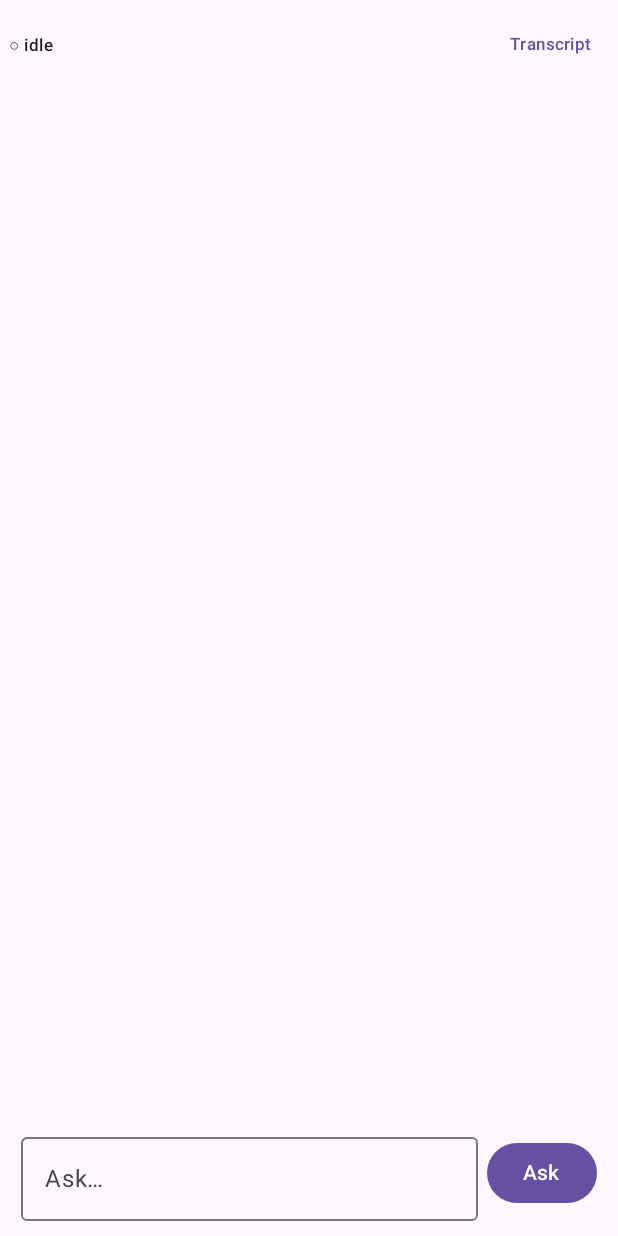
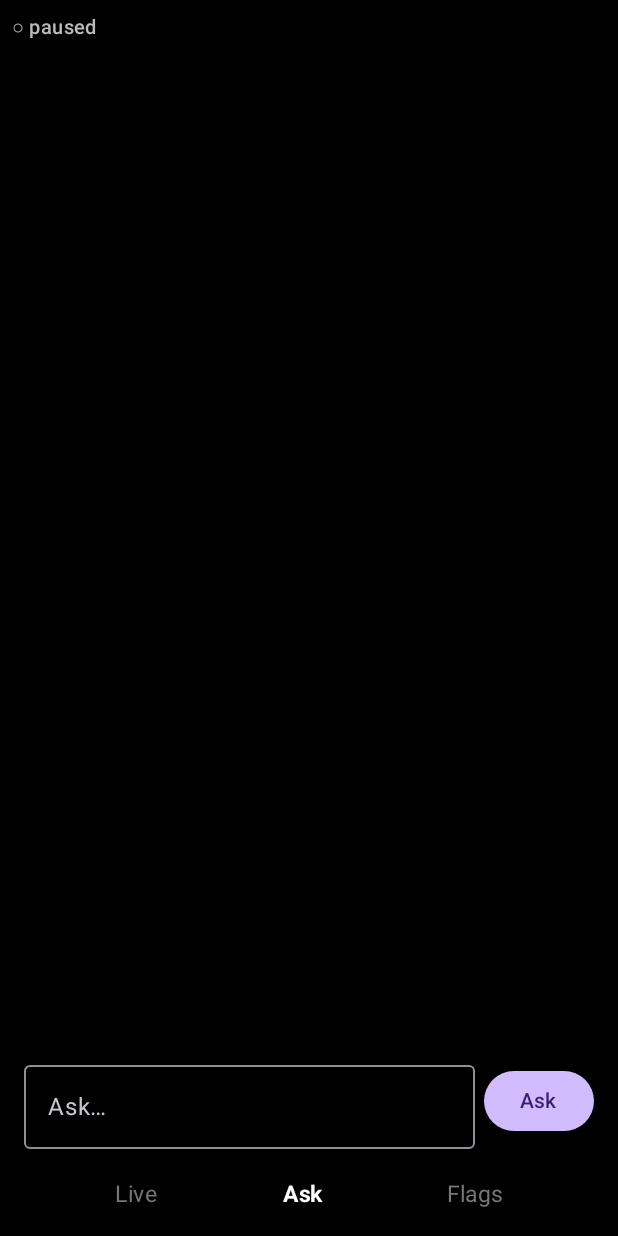
Before and after one commit to S1rCumference/scaling-waddle, an Android app built with Jetpack Compose: the screen it shows after launch (CoverActivity), after a tap on "Ask", on a phone screen of 412 x 824 dp. Run offline under Robolectric (Android 15) with nearby library versions, the phone set to English and light mode, and no system bars; our stand-ins replace Room's generated code; 2 statements that could not run were skipped.

Commit message:
Show the recorder on the cover screen when the phone is closed
Closing the phone now brings up the transcript without opening anything by hand,
and the standard flavour finally differs from the razr one.

Detection deliberately avoids fold-state constants: the Razr's device-state
integers are OEM-specific and undocumented, so depending on them would be
guessing at the one thing that must be reliable. CoverPresenter watches display
power instead, which is stable public API and is behaviourally what matters —
closed means the inner display is off while the cover display is on. The cover
display is located at runtime as the smallest non-default, non-private display,
never hardcoded to id 1.

Launching an activity from a service is subject to background-activity-launch
restrictions. Device owner is exempt; otherwise the launch can be refused and
Motorola's own auto-transition setting covers it. Both outcomes are logged
instead of assumed, and the wizard still walks the user through the persistent
Motorola setting.

The presenter hangs off the recording service only because that is the one
component alive all day. The audio pipeline never reads it, so fold state still
cannot reach recording.

COVER_UI_ENABLED was dead: it was set per flavour and never read, so both APKs
shipped the cover UI and differed by three bytes. It now gates the presenter,
and the standard flavour removes CoverActivity from its manifest outright.

Cover UI rebuilt for a 4 inch OLED: true black, large type, thumb-sized targets,
a status bar with elapsed time and battery, tabs for Live/Ask/Flags, and
auto-scroll that stops the moment you scroll back. Transcript updates are
sampled once a second rather than streamed.

Settings now dumps every display with its size and power state, so the phone can
report its own cover display id rather than us guessing it.

Co-Authored-By: Claude Opus 5 <noreply@anthropic.com>
Claude-Session: https://claude.ai/code/session_01Kiog6o9WgoxK1U2pKAZysX

```diff
--- a/app/src/main/java/com/recorder/app/service/RecordingService.kt
+++ b/app/src/main/java/com/recorder/app/service/RecordingService.kt
@@ -13,8 +13,10 @@ import android.os.IBinder
 import android.util.Log
 import androidx.core.app.NotificationCompat
 import androidx.core.content.ContextCompat
+import com.recorder.app.BuildConfig
 import com.recorder.app.R
 import com.recorder.app.ServiceLocator
+import com.recorder.app.cover.CoverPresenter
 import com.recorder.app.ui.MainActivity
 import com.recorder.core.asr.AsrEngine
 import com.recorder.core.asr.AsrEngineFactory
@@ -49,6 +51,12 @@ class RecordingService : Service() {
     private var vad: VoiceActivityDetector? = null
     private var asr: AsrEngine? = null
 
+    /**
+     * Present only so something is alive all day to watch for the phone being closed. The
+     * audio pipeline never consults it, so fold state cannot disturb recording.
+     */
+    private var coverPresenter: CoverPresenter? = null
+
     override fun onBind(intent: Intent?): IBinder? = null
 
     override fun onCreate() {
@@ -66,6 +74,10 @@ class RecordingService : Service() {
         }
 
         startPipeline()
+
+        if (BuildConfig.COVER_UI_ENABLED) {
+            coverPresenter = CoverPresenter(this).also { it.start() }
+        }
     }
 
     override fun onStartCommand(intent: Intent?, flags: Int, startId: Int): Int {
@@ -82,6 +94,7 @@ class RecordingService : Service() {
     }
 
     override fun onDestroy() {
+        coverPresenter?.stop()
         scope.cancel()
         vad?.close()
         asr?.close()
@@ -107,6 +120,7 @@ class RecordingService : Service() {
         )
 
         _state.value = RecorderState.RECORDING
+        _recordingSince.value = System.currentTimeMillis()
         updateNotification(
             getString(
                 R.string.notification_recording,
@@ -172,6 +186,10 @@ class RecordingService : Service() {
         private const val NOTIFICATION_ID = 1
 
         private val _state = MutableStateFlow(RecorderState.STOPPED)
+        private val _recordingSince = MutableStateFlow<Long?>(null)
+
+        /** When the current recording session started, for the cover screen's elapsed time. */
+        val recordingSince: StateFlow<Long?> = _recordingSince.asStateFlow()
 
         /** Observable so the UI can show whether recording is actually running. */
         val state: StateFlow<RecorderState> = _state.asStateFlow()
--- a/app/src/main/java/com/recorder/app/ui/CoverActivity.kt
+++ b/app/src/main/java/com/recorder/app/ui/CoverActivity.kt
@@ -1,10 +1,17 @@
 package com.recorder.app.ui
 
+import android.content.Context
+import android.content.Intent
+import android.content.IntentFilter
+import android.os.BatteryManager
 import android.os.Bundle
 import androidx.activity.ComponentActivity
 import androidx.activity.compose.setContent
 import androidx.activity.viewModels
+import androidx.compose.foundation.background
+import androidx.compose.foundation.clickable
 import androidx.compose.foundation.layout.Arrangement
+import androidx.compose.foundation.layout.Box
 import androidx.compose.foundation.layout.Column
 import androidx.compose.foundation.layout.Row
 import androidx.compose.foundation.layout.fillMaxSize
@@ -14,32 +21,39 @@ import androidx.compose.foundation.lazy.LazyColumn
 import androidx.compose.foundation.lazy.items
 import androidx.compose.foundation.lazy.rememberLazyListState
 import androidx.compose.material3.MaterialTheme
-import androidx.compose.material3.Surface
 import androidx.compose.material3.Text
-import androidx.compose.material3.TextButton
 import androidx.compose.runtime.Composable
 import androidx.compose.runtime.LaunchedEffect
 import androidx.compose.runtime.collectAsState
+import androidx.compose.runtime.derivedStateOf
 import androidx.compose.runtime.getValue
 import androidx.compose.runtime.mutableStateOf
+import androidx.compose.runtime.produceState
 import androidx.compose.runtime.remember
 import androidx.compose.runtime.setValue
 import androidx.compose.ui.Alignment
 import androidx.compose.ui.Modifier
+import androidx.compose.ui.graphics.Color
+import androidx.compose.ui.text.font.FontWeight
 import androidx.compose.ui.unit.dp
+import androidx.compose.ui.unit.sp
 import com.recorder.app.service.RecordingService
 import java.text.SimpleDateFormat
 import java.util.Date
 import java.util.Locale
+import kotlinx.coroutines.delay
 
 private val SHORT_CLOCK = SimpleDateFormat("HH:mm", Locale.US)
 
 /**
  * The closed-phone screen: live transcript, and a chat box wired to the on-device model.
  *
- * Launcher-visible so the Razr's cover-screen app list starts it directly. It reads the
- * same database the recorder writes to and does not touch the service, so nothing about
- * opening or closing the phone can interrupt recording.
+ * Built for a 4.0 inch 1272x1080 panel, held at arm's length and tapped with a thumb, on an
+ * OLED where every lit pixel costs battery. Hence: true black, no decoration, few and large
+ * touch targets.
+ *
+ * It reads the same database the recorder writes to and never touches the service, so
+ * nothing about opening or closing the phone can interrupt recording.
  */
 class CoverActivity : ComponentActivity() {
 
@@ -48,62 +62,184 @@ class CoverActivity : ComponentActivity() {
     override fun onCreate(savedInstanceState: Bundle?) {
         super.onCreate(savedInstanceState)
         setContent {
-            RecorderTheme {
-                Surface(Modifier.fillMaxSize()) { CoverScreen(viewModel) }
+            RecorderTheme(darkTheme = true) {
+                Box(Modifier.fillMaxSize().background(Color.Black)) {
+                    CoverScreen(viewModel)
+                }
+            }
+        }
+    }
+}
+
+private enum class CoverView { TRANSCRIPT, ASK, FLAGGED }
+
+@Composable
+private fun CoverScreen(viewModel: RecorderViewModel) {
+    var view by remember { mutableStateOf(CoverView.TRANSCRIPT) }
+
+    Column(Modifier.fillMaxSize().padding(horizontal = 8.dp, vertical = 6.dp)) {
+        CoverStatusBar(viewModel)
+
+        Box(Modifier.weight(1f)) {
+            when (view) {
+                CoverView.TRANSCRIPT -> LiveFeed(viewModel)
+                CoverView.ASK -> ChatPanel(viewModel, compact = true)
+                CoverView.FLAGGED -> FlaggedFeed(viewModel)
+            }
+        }
+
+        CoverTabs(
+            current = view,
+            draftCount = viewModel.drafts.collectAsState().value.size,
+            onSelect = { view = it },
+        )
+    }
+}
+
+@Composable
+private fun CoverStatusBar(viewModel: RecorderViewModel) {
+    val state by viewModel.recorderState.collectAsState()
+    val since by RecordingService.recordingSince.collectAsState()
+    val context = androidx.compose.ui.platform.LocalContext.current
+
+    // Recomputed once a second at most; the cover screen is idle most of its life.
+    val elapsed by produceState(initialValue = "", since, state) {
+        while (true) {
+            value = since
+                ?.takeIf { state == RecordingService.RecorderState.RECORDING }
+                ?.let { formatElapsed(System.currentTimeMillis() - it) }
+                .orEmpty()
+            delay(1_000)
+        }
+    }
+
+    val battery by produceState(initialValue = -1) {
+        while (true) {
+            value = context.batteryPercent()
+            delay(60_000)
+        }
+    }
+
+    Row(
+        Modifier.fillMaxWidth().padding(bottom = 4.dp),
+        horizontalArrangement = Arrangement.SpaceBetween,
+        verticalAlignment = Alignment.CenterVertically,
+    ) {
+        val live = state == RecordingService.RecorderState.RECORDING
+        Text(
+            text = if (live) "● $elapsed" else "○ paused",
+            color = if (live) Color(0xFF7FD1AE) else Color(0xFFBBBBBB),
+            fontSize = 13.sp,
+            fontWeight = FontWeight.Medium,
+        )
+        Text(
+            text = if (battery >= 0) "$battery%" else "",
+            color = Color(0xFFBBBBBB),
+            fontSize = 13.sp,
+        )
+    }
+}
+
+@Composable
+private fun LiveFeed(viewModel: RecorderViewModel) {
+    val segments by viewModel.coverTranscripts.collectAsState()
+    val listState = rememberLazyListState()
+
+    // Newest at the bottom, but auto-scroll stops the moment the user scrolls back to read
+    // something — nothing is more annoying than a feed that yanks itself away.
+    val atBottom by remember {
+        derivedStateOf {
+            val last = listState.layoutInfo.visibleItemsInfo.lastOrNull()?.index ?: 0
+            last >= (segments.lastIndex - 1).coerceAtLeast(0)
+        }
+    }
+
+    LaunchedEffect(segments.size, atBottom) {
+        if (atBottom && segments.isNotEmpty()) listState.animateScrollToItem(segments.lastIndex)
+    }
+
+    if (segments.isEmpty()) {
+        Text("Listening…", color = Color(0xFF888888), fontSize = 15.sp, modifier = Modifier.padding(8.dp))
+        return
+    }
+
+    LazyColumn(state = listState, modifier = Modifier.fillMaxSize()) {
+        items(segments, key = { it.id }) { segment ->
+            Column(Modifier.padding(vertical = 4.dp)) {
+                Text(
+                    SHORT_CLOCK.format(Date(segment.startTs)),
+                    color = Color(0xFF777777),
+                    fontSize = 11.sp,
+                )
+                Text(segment.text, color = Color.White, fontSize = 16.sp)
             }
         }
     }
 }
 
 @Composable
-private fun CoverScreen(viewModel: RecorderViewModel) {
-    var chatMode by remember { mutableStateOf(false) }
-    val recorderState by viewModel.recorderState.collectAsState()
-
-    Column(Modifier.fillMaxSize().padding(6.dp)) {
-        Row(
-            Modifier.fillMaxWidth(),
-            horizontalArrangement = Arrangement.SpaceBetween,
-            verticalAlignment = Alignment.CenterVertically,
-        ) {
-            Text(
-                text = if (recorderState == RecordingService.RecorderState.RECORDING) "● live" else "○ idle",
-                style = MaterialTheme.typography.labelSmall,
-            )
-            TextButton(onClick = { chatMode = !chatMode }) {
-                Text(if (chatMode) "Transcript" else "Ask", style = MaterialTheme.typography.labelSmall)
+private fun FlaggedFeed(viewModel: RecorderViewModel) {
+    val flags by viewModel.flagged.collectAsState()
+    if (flags.isEmpty()) {
+        Text("Nothing flagged.", color = Color(0xFF888888), fontSize = 15.sp, modifier = Modifier.padding(8.dp))
+        return
+    }
+    LazyColumn(Modifier.fillMaxSize()) {
+        items(flags, key = { it.id }) { flag ->
+            Column(Modifier.padding(vertical = 5.dp)) {
+                Text("\"${flag.keyword}\"", color = Color(0xFF7FD1AE), fontSize = 13.sp)
+                Text(
+                    SHORT_CLOCK.format(Date(flag.createdTs)),
+                    color = Color(0xFF777777),
+                    fontSize = 11.sp,
+                )
             }
-        }
-
-        if (chatMode) {
-            ChatPanel(viewModel, compact = true)
-        } else {
-            LiveFeed(viewModel)
         }
     }
 }
 
 @Composable
-private fun LiveFeed(viewModel: RecorderViewModel) {
-    val segments by viewModel.transcripts.collectAsState()
-    val listState = rememberLazyListState()
-
-    // Newest first, so the latest line is always in view without scrolling.
-    LaunchedEffect(segments.firstOrNull()?.id) {
-        if (segments.isNotEmpty()) listState.animateScrollToItem(0)
-    }
-
-    if (segments.isEmpty()) {
-        Text("Listening…", style = MaterialTheme.typography.bodySmall, modifier = Modifier.padding(8.dp))
-        return
-    }
-
-    LazyColumn(state = listState, modifier = Modifier.fillMaxSize()) {
-        items(segments, key = { it.id }) { segment ->
-            Column(Modifier.padding(vertical = 3.dp)) {
-                Text(SHORT_CLOCK.format(Date(segment.startTs)), style = MaterialTheme.typography.labelSmall)
-                Text(segment.text, style = MaterialTheme.typography.bodySmall)
+private fun CoverTabs(current: CoverView, draftCount: Int, onSelect: (CoverView) -> Unit) {
+    Row(
+        Modifier.fillMaxWidth().padding(top = 4.dp),
+        horizontalArrangement = Arrangement.SpaceEvenly,
+    ) {
+        CoverView.entries.forEach { entry ->
+            val label = when (entry) {
+                CoverView.TRANSCRIPT -> "Live"
+                CoverView.ASK -> "Ask"
+                CoverView.FLAGGED -> if (draftCount > 0) "Flags ($draftCount)" else "Flags"
             }
+            Text(
+                text = label,
+                color = if (entry == current) Color.White else Color(0xFF777777),
+                fontSize = 15.sp,
+                fontWeight = if (entry == current) FontWeight.Bold else FontWeight.Normal,
+                // Generous padding rather than a Button: bigger thumb target, less drawn.
+                modifier = Modifier
+                    .clickable { onSelect(entry) }
+                    .padding(horizontal = 14.dp, vertical = 10.dp),
+            )
         }
     }
 }
+
+private fun formatElapsed(millis: Long): String {
+    val totalSeconds = (millis / 1000).coerceAtLeast(0)
+    val hours = totalSeconds / 3600
+    val minutes = (totalSeconds % 3600) / 60
+    val seconds = totalSeconds % 60
+    return if (hours > 0) {
+        "%d:%02d:%02d".format(hours, minutes, seconds)
+    } else {
+        "%d:%02d".format(minutes, seconds)
+    }
+}
+
+private fun Context.batteryPercent(): Int = runCatching {
+    registerReceiver(null, IntentFilter(Intent.ACTION_BATTERY_CHANGED))?.let { intent ->
+        val level = intent.getIntExtra(BatteryManager.EXTRA_LEVEL, -1)
+        val scale = intent.getIntExtra(BatteryManager.EXTRA_SCALE, -1)
+        if (level >= 0 && scale > 0) level * 100 / scale else -1
+    } ?: -1
+}.getOrDefault(-1)
--- a/app/src/main/java/com/recorder/app/ui/RecorderViewModel.kt
+++ b/app/src/main/java/com/recorder/app/ui/RecorderViewModel.kt
@@ -5,6 +5,7 @@ import android.os.Build
 import androidx.lifecycle.AndroidViewModel
 import com.recorder.app.BuildConfig
 import com.recorder.app.admin.DeviceOwner
+import com.recorder.app.cover.CoverDisplays
 import com.recorder.core.asr.AsrEngineFactory
 import com.recorder.core.llm.local.LocalModelRuntime
 import androidx.lifecycle.viewModelScope
@@ -26,6 +27,8 @@ import kotlinx.coroutines.flow.SharingStarted
 import kotlinx.coroutines.flow.StateFlow
 import kotlinx.coroutines.flow.asStateFlow
 import kotlinx.coroutines.flow.first
+import kotlinx.coroutines.flow.map
+import kotlinx.coroutines.flow.sample
 import kotlinx.coroutines.flow.stateIn
 import kotlinx.coroutines.launch
 
@@ -38,6 +41,19 @@ class RecorderViewModel(application: Application) : AndroidViewModel(application
 
     val transcripts: StateFlow<List<TranscriptSegment>> =
         db.transcripts().recent().stateIn(viewModelScope, SharingStarted.WhileSubscribed(5_000), emptyList())
+
+    /**
+     * Transcript for the cover screen: oldest first so the newest lands at the bottom, and
+     * sampled rather than streamed. A burst of segments would otherwise recompose the list
+     * several times a second on a screen nobody is watching closely, which is battery spent
+     * for nothing on an always-on OLED.
+     */
+    @OptIn(kotlinx.coroutines.FlowPreview::class)
+    val coverTranscripts: StateFlow<List<TranscriptSegment>> =
+        db.transcripts().recent(COVER_SEGMENT_LIMIT)
+            .map { newestFirst -> newestFirst.asReversed() }
+            .sample(COVER_REFRESH_MS)
+            .stateIn(viewModelScope, SharingStarted.WhileSubscribed(5_000), emptyList())
 
     val flagged: StateFlow<List<FlaggedItem>> =
         db.flagged().active().stateIn(viewModelScope, SharingStarted.WhileSubscribed(5_000), emptyList())
@@ -157,6 +173,12 @@ class RecorderViewModel(application: Application) : AndroidViewModel(application
         _status.value = null
     }
 
+    private companion object {
+        /** Enough history to scroll back a little on a 4 inch screen, not enough to cost. */
+        const val COVER_SEGMENT_LIMIT = 60
+        const val COVER_REFRESH_MS = 1_000L
+    }
+
     suspend fun providerSettings(): Triple<String, String, String> = Triple(
         settings.activeProvider.first(),
         settings.providerEndpoint.first(),
@@ -195,6 +217,9 @@ class RecorderViewModel(application: Application) : AndroidViewModel(application
             Speech recognition: $asr
             Local AI runtime: $llm
             Local heavy model: $heavy
+
+            Displays (read this open, then closed, to learn this phone's cover display):
+            ${CoverDisplays.describeAll(context)}
         """.trimIndent()
     }
 }
```
Also changed, not shown: app/src/main/java/com/recorder/app/cover/CliManager.kt (added, +37 -0 lines), app/src/main/java/com/recorder/app/cover/CoverDisplays.kt (added, +100 -0 lines), app/src/main/java/com/recorder/app/cover/CoverPresenter.kt (added, +101 -0 lines), 1 other file.
